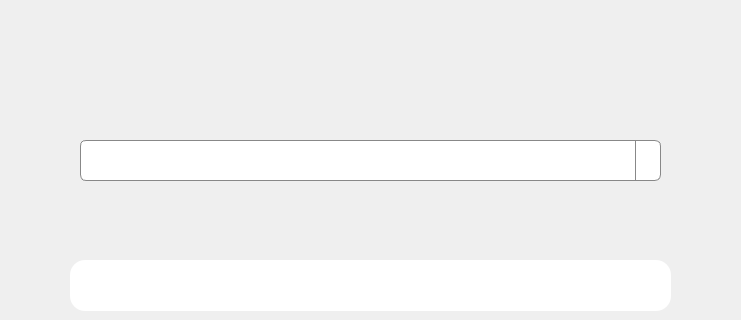
Qt form setprerequisites.ui (0Abdalla0/courseRegistration) before a commit; both pictures show x 350 to 1091 and y 130 to 450 of the 1244 by 609 pixel window.
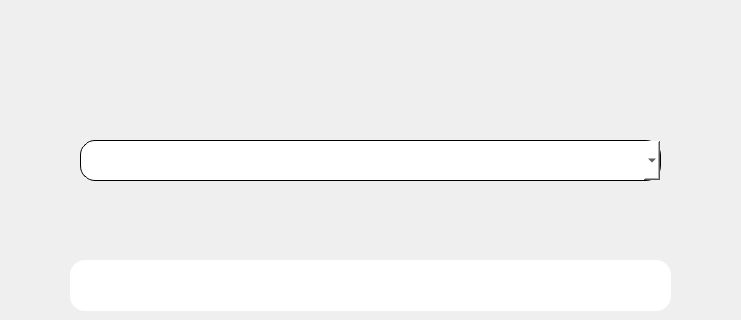
The same form after that commit. Icons and pictures are not drawn.

```diff
--- a/setprerequisites.ui
+++ b/setprerequisites.ui
@@ -80,35 +80,12 @@
     </rect>
    </property>
    <property name="styleSheet">
-    <string notr="true">QComboBox {
-    border: 1px solid #888;       /* light gray border */
-    border-radius: 6px;           /* rounded corners */
-    padding: 4px 30px 4px 8px;    /* top/right/bottom/left */
-    font-size: 14px;              /* larger text */
-    background-color: #fff;       /* white background */
-}
-
-QComboBox::drop-down {
-    subcontrol-origin: padding;
-    subcontrol-position: top right;
-    width: 24px;
-    border-left: 1px solid #888;
-}
-
-QComboBox::down-arrow {
-    image: url(:/icons/arrow-down.svg);  /* your own icon */
-    width: 12px;
-    height: 12px;
-}
-
-QComboBox QAbstractItemView {
-    border: 1px solid #888;
-    selection-background-color: #007ACC;  /* blue highlight */
-    selection-color: white;
-    padding: 2px;
-    outline: none;
-}
-</string>
+    <string notr="true">background-color: rgb(255, 255, 255);
+background-image: url(:/imgs/images/white.jpg);
+font: 18pt &quot;Segoe UI&quot;;
+border:1px solid black;
+border-radius:15%;
+color:black;</string>
    </property>
   </widget>
  </widget>
```
